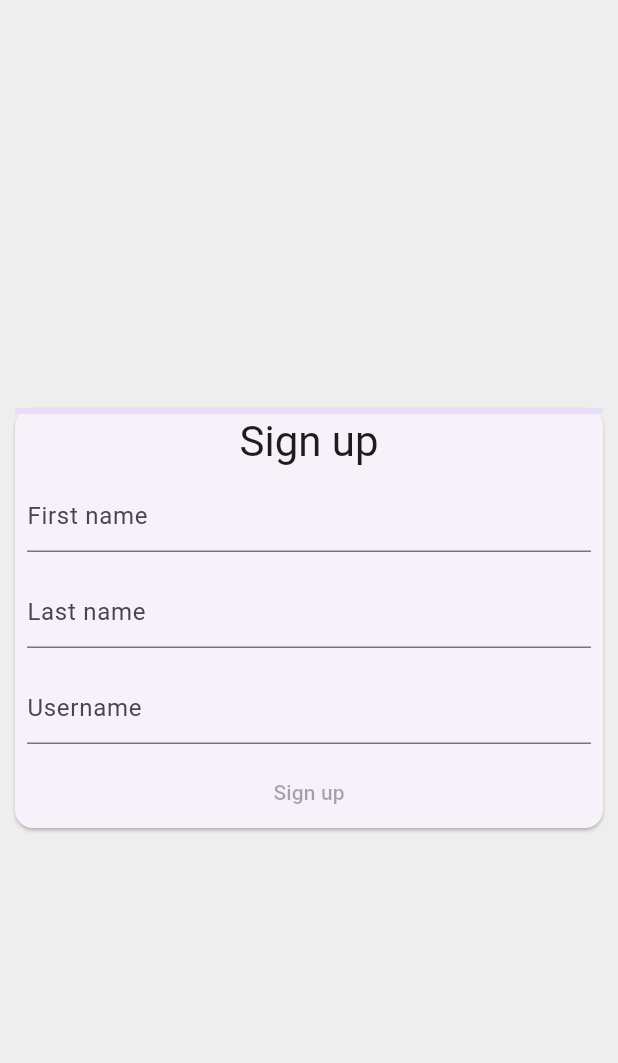
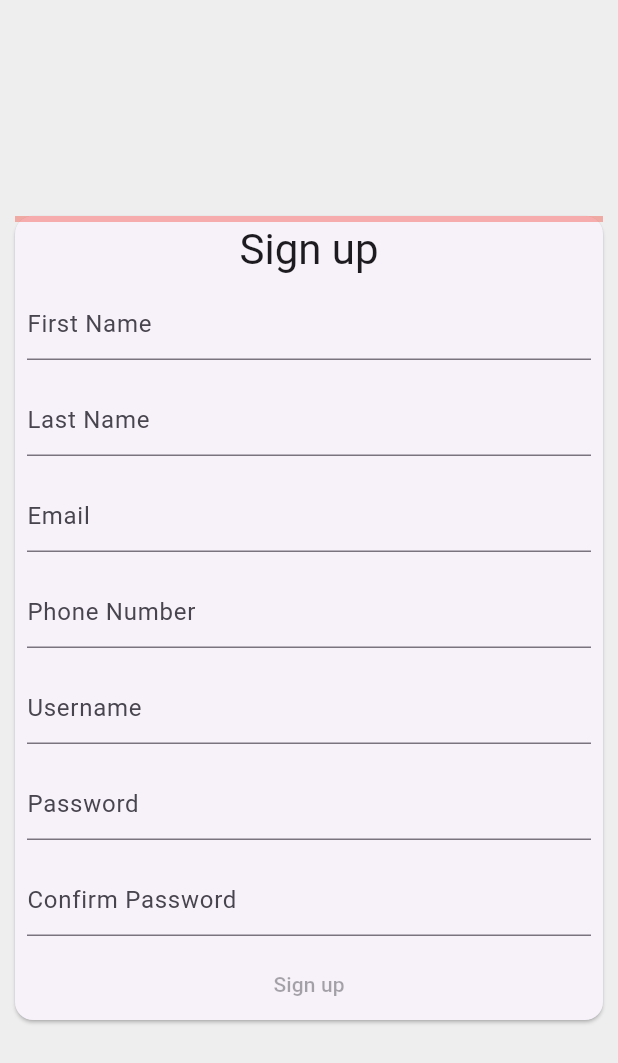
Before and after one commit to UTDTechCohort/VoluntraX, a Flutter app: the screen it shows after launch, on a phone screen of 412 x 824 dp. Shown: the top 1063 px of the screen. Run offline on Flutter 3.47's test engine with Material 3 defaults, Android fonts, the phone set to English and light mode, and no system bars.

Commit message:
revamped page
need to fix sign up button

```diff
--- a/voluntrax/lib/main.dart
+++ b/voluntrax/lib/main.dart
@@ -10,6 +10,7 @@
     return MaterialApp(
       routes: {
         '/': (context) => const SignUpScreen(),
+        '/welcome': (context) => const WelcomeScreen(),
       },
     );
   }
@@ -34,6 +35,22 @@
   }
 }
 
+class WelcomeScreen extends StatelessWidget {
+  const WelcomeScreen({super.key});
+
+  @override
+  Widget build(BuildContext context) {
+    return Scaffold(
+      body: Center(
+        child: Text(
+          'Welcome!',
+          style: Theme.of(context).textTheme.displayMedium,
+        ),
+      ),
+    );
+  }
+}
+
 class SignUpForm extends StatefulWidget {
   const SignUpForm({super.key});
 
@@ -44,30 +61,80 @@
 class _SignUpFormState extends State<SignUpForm> {
   final _firstNameTextController = TextEditingController();
   final _lastNameTextController = TextEditingController();
+  final _phoneNumberTextController = TextEditingController();
+  final _emailTextController = TextEditingController();
   final _usernameTextController = TextEditingController();
+  final _passwordTextController = TextEditingController();
+  final _confirmPasswordTextController = TextEditingController();
 
   double _formProgress = 0;
+
+  void _updateFormProgress() {
+    var progress = 0.0;
+    final controllers = [
+      _firstNameTextController,
+      _lastNameTextController,
+      _phoneNumberTextController,
+      _emailTextController,
+      _usernameTextController,
+      _passwordTextController,
+      _confirmPasswordTextController
+    ];
+
+    for (final controller in controllers) {
+      if (controller.value.text.isNotEmpty) {
+        progress += 1 / controllers.length;
+      }
+    }
+
+    setState(() {
+      _formProgress = progress;
+    });
+  }
+
+  void _showWelcomeScreen() {
+    Navigator.of(context).pushNamed('/welcome');
+  }
 
   @override
   Widget build(BuildContext context) {
     return Form(
+      onChanged: _updateFormProgress,
       child: Column(
         mainAxisSize: MainAxisSize.min,
         children: [
-          LinearProgressIndicator(value: _formProgress),
+          AnimatedProgressIndicator(value: _formProgress),
           Text('Sign up', style: Theme.of(context).textTheme.headlineMedium),
           Padding(
             padding: const EdgeInsets.all(8),
             child: TextFormField(
               controller: _firstNameTextController,
-              decoration: const InputDecoration(hintText: 'First name'),
+              decoration: const InputDecoration(hintText: 'First Name'),
+              onChanged: (text) => _updateFormProgress(),
             ),
           ),
           Padding(
             padding: const EdgeInsets.all(8),
             child: TextFormField(
               controller: _lastNameTextController,
-              decoration: const InputDecoration(hintText: 'Last name'),
+              decoration: const InputDecoration(hintText: 'Last Name'),
+              onChanged: (text) => _updateFormProgress(),
+            ),
+          ),
+          Padding(
+            padding: const EdgeInsets.all(8),
+            child: TextFormField(
+              controller: _emailTextController,
+              decoration: const InputDecoration(hintText: 'Email'),
+              onChanged: (text) => _updateFormProgress(),
+            ),
+          ),
+          Padding(
+            padding: const EdgeInsets.all(8),
+            child: TextFormField(
+              controller: _phoneNumberTextController,
+              decoration: const InputDecoration(hintText: 'Phone Number'),
+              onChanged: (text) => _updateFormProgress(),
             ),
           ),
           Padding(
@@ -75,6 +142,23 @@
             child: TextFormField(
               controller: _usernameTextController,
               decoration: const InputDecoration(hintText: 'Username'),
+              onChanged: (text) => _updateFormProgress(),
+            ),
+          ),
+          Padding(
+            padding: const EdgeInsets.all(8),
+            child: TextFormField(
+              controller: _passwordTextController,
+              decoration: const InputDecoration(hintText: 'Password'),
+              onChanged: (text) => _updateFormProgress(),
+            ),
+          ),
+          Padding(
+            padding: const EdgeInsets.all(8),
+            child: TextFormField(
+              controller: _confirmPasswordTextController,
+              decoration: const InputDecoration(hintText: 'Confirm Password'),
+              onChanged: (text) => _updateFormProgress(),
             ),
           ),
           TextButton(
@@ -90,7 +174,7 @@
                     : Colors.blue;
               }),
             ),
-            onPressed: null,
+            onPressed: _formProgress == 1 ? _showWelcomeScreen : null,
             child: const Text('Sign up'),
           ),
         ],
@@ -98,3 +182,69 @@
     );
   }
 }
+
+class AnimatedProgressIndicator extends StatefulWidget {
+  final double value;
+
+  const AnimatedProgressIndicator({
+    super.key,
+    required this.value,
+  });
+
+  @override
+  State<AnimatedProgressIndicator> createState() {
+    return _AnimatedProgressIndicatorState();
+  }
+}
+
+class _AnimatedProgressIndicatorState extends State<AnimatedProgressIndicator>
+    with SingleTickerProviderStateMixin {
+  late AnimationController _controller;
+  late Animation<Color?> _colorAnimation;
+  late Animation<double> _curveAnimation;
+
+  @override
+  void initState() {
+    super.initState();
+    _controller = AnimationController(
+      duration: const Duration(milliseconds: 1200),
+      vsync: this,
+    );
+
+    final colorTween = TweenSequence([
+      TweenSequenceItem(
+        tween: ColorTween(begin: Colors.red, end: Colors.orange),
+        weight: 1,
+      ),
+      TweenSequenceItem(
+        tween: ColorTween(begin: Colors.orange, end: Colors.yellow),
+        weight: 1,
+      ),
+      TweenSequenceItem(
+        tween: ColorTween(begin: Colors.yellow, end: Colors.green),
+        weight: 1,
+      ),
+    ]);
+
+    _colorAnimation = _controller.drive(colorTween);
+    _curveAnimation = _controller.drive(CurveTween(curve: Curves.easeIn));
+  }
+
+  @override
+  void didUpdateWidget(oldWidget) {
+    super.didUpdateWidget(oldWidget);
+    _controller.animateTo(widget.value);
+  }
+
+  @override
+  Widget build(BuildContext context) {
+    return AnimatedBuilder(
+      animation: _controller,
+      builder: (context, child) => LinearProgressIndicator(
+        value: _curveAnimation.value,
+        valueColor: _colorAnimation,
+        backgroundColor: _colorAnimation.value?.withOpacity(0.4),
+      ),
+    );
+  }
+}
```
